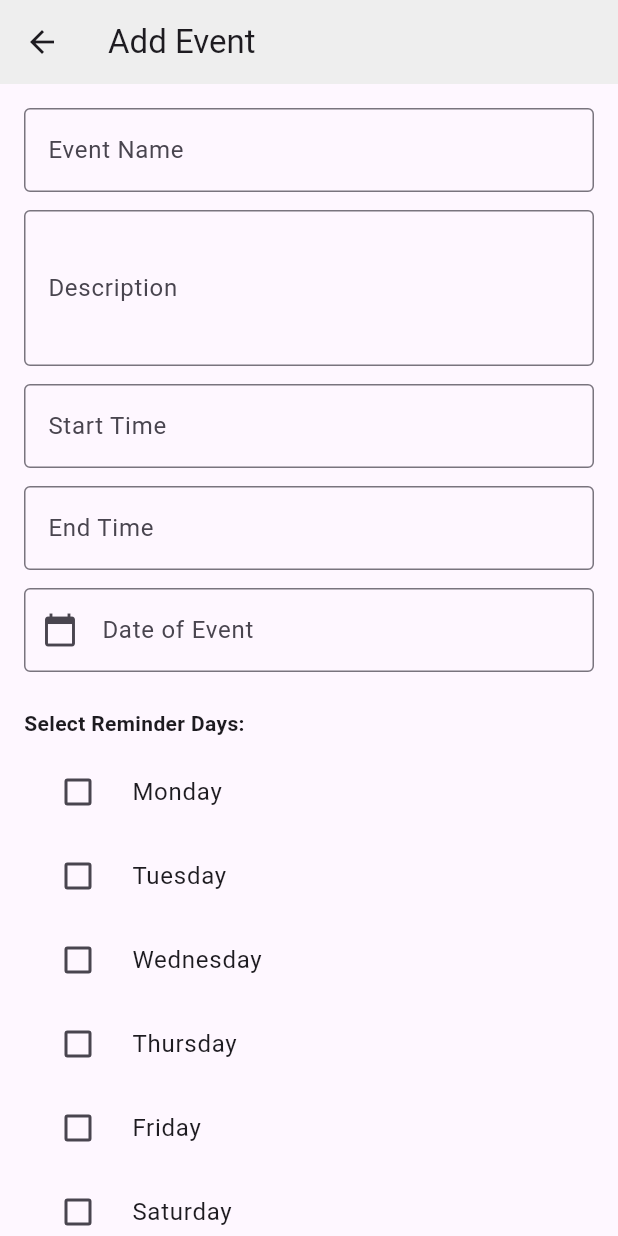
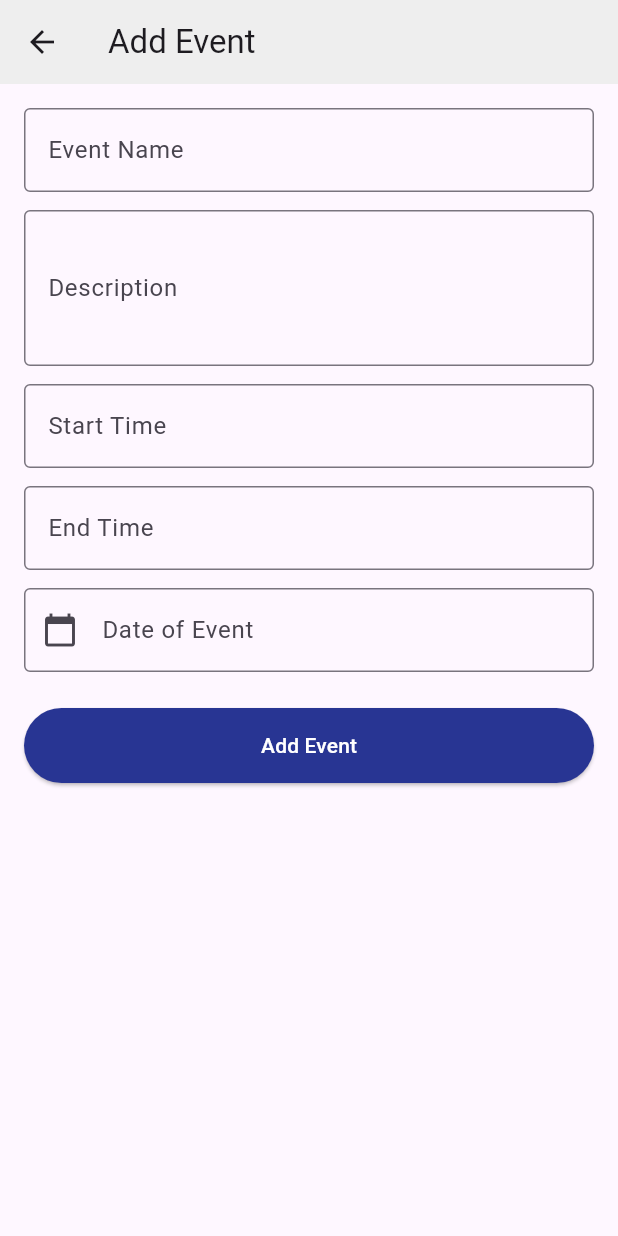
Before and after one commit to mahlatseclayton/MoodleTrack, a Flutter app: the addEvent screen opened directly, on a phone screen of 412 x 824 dp. Run offline on Flutter 3.47's test engine with Material 3 defaults, Android fonts, the phone set to English and light mode, and no system bars; our stand-ins replace cloud_firestore, firebase_auth, firebase_core, flutter_secure_storage, fluttertoast; accounts and stored records are empty.

Commit message:
ui for events

```diff
--- a/lib/main.dart
+++ b/lib/main.dart
@@ -1268,10 +1268,52 @@ class _MainPageState extends State<MainPage> {
       });
     }
   }
-
+  Future<void> logoutMoodle() async {
+    await TokenService.clearToken(); }
+  Future<void>logOutFirebase()async{
+    await FirebaseAuth.instance.signOut();
+  }
   @override
   Widget build(BuildContext context) {
     return Scaffold(
+      drawer: Drawer(
+        child: ListView(
+          children: [
+            DrawerHeader(
+              decoration: BoxDecoration(
+                color: Colors.grey[100],
+              ),
+              child: Column(children:[
+                CircleAvatar(
+                  radius: 40,
+                  backgroundImage: AssetImage('assets/map.jpg'),
+                ),
+                SizedBox(height:14),
+                Text("Hello Mahlatse")],),
+            ),
+            ListTile(
+              leading:Icon(Icons.logout,color: Colors.indigo[900],),
+                  title:Text("Log out"),
+              onTap: (){
+                logOutFirebase();
+                logoutMoodle();
+                Navigator.pushAndRemoveUntil(
+                  context,
+                  MaterialPageRoute(builder: (context) => Homepage()),
+                      (Route<dynamic> route) => false,
+                );
+              },
+            ),
+            ListTile(
+              leading:Icon(Icons.person,color:Colors.indigo[900],),
+              title:Text("Developers"),
+              onTap: (){
+                //
+              },
+            )
+          ],
+        ),
+      ),
       resizeToAvoidBottomInset: true,
       bottomNavigationBar: BottomNavigationBar(
         type: BottomNavigationBarType.fixed,
@@ -2081,16 +2123,6 @@ class addEvent extends StatefulWidget {
 }
 
 class _addEventState extends State<addEvent> {
-  Map<String, bool> daysSelected = {
-    "Monday": false,
-    "Tuesday": false,
-    "Wednesday": false,
-    "Thursday": false,
-    "Friday": false,
-    "Saturday": false,
-    "Sunday": false,
-  };
-
   @override
   Widget build(BuildContext context) {
     return Scaffold(
@@ -2098,7 +2130,7 @@ class _addEventState extends State<addEvent> {
         title: Text("Add Event"),
         backgroundColor: Colors.grey[200],
       ),
-      body: SingleChildScrollView(
+      body: Padding(
         padding: const EdgeInsets.all(16.0),
         child: Column(
           crossAxisAlignment: CrossAxisAlignment.start,
@@ -2153,28 +2185,6 @@ class _addEventState extends State<addEvent> {
             ),
             SizedBox(height: 24),
 
-            // Day selection with checkboxes
-            Text(
-              "Select Reminder Days:",
-              style: TextStyle(fontWeight: FontWeight.bold),
-            ),
-            SizedBox(height: 8),
-            Column(
-              children: daysSelected.keys.map((day) {
-                return CheckboxListTile(
-                  title: Text(day),
-                  value: daysSelected[day],
-                  onChanged: (bool? value) {
-                    setState(() {
-                      daysSelected[day] = value!;
-                    });
-                  },
-                  controlAffinity: ListTileControlAffinity.leading,
-                );
-              }).toList(),
-            ),
-            SizedBox(height: 24),
-
             // Add Button
             ElevatedButton(
               onPressed: () {
@@ -2184,7 +2194,10 @@ class _addEventState extends State<addEvent> {
                 minimumSize: Size(double.infinity, 50),
                 backgroundColor: Colors.indigo[800],
               ),
-              child: Text("Add Event",style: TextStyle(color:Colors.white),),
+              child: Text(
+                "Add Event",
+                style: TextStyle(color: Colors.white),
+              ),
             ),
           ],
         ),
```
